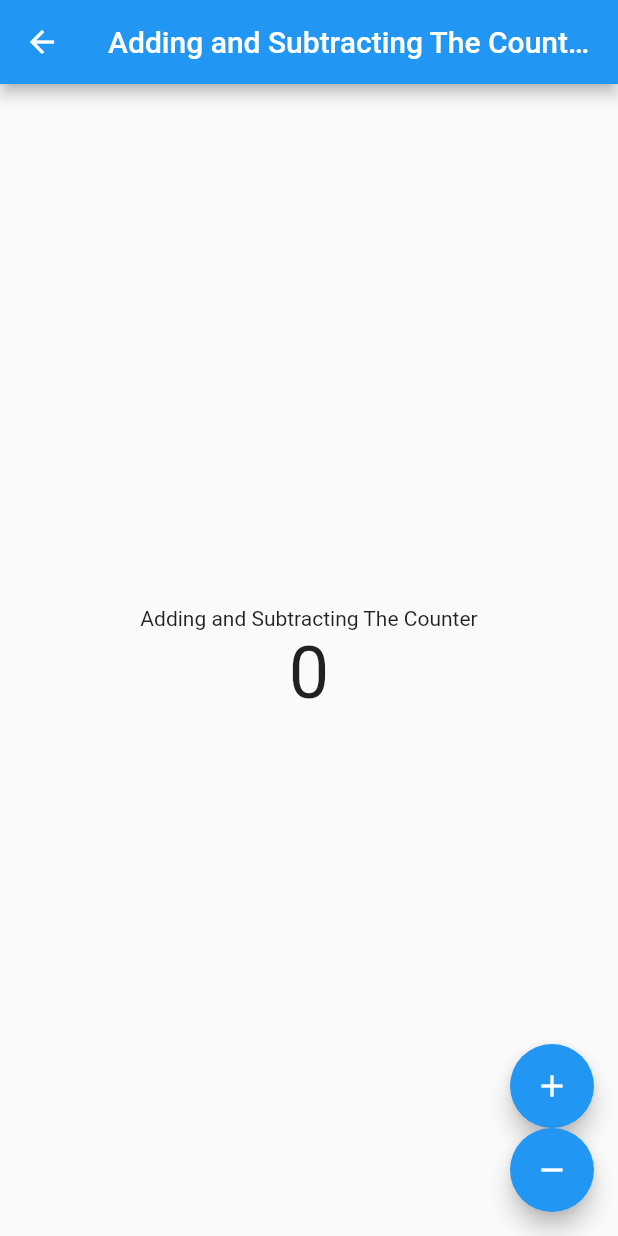
After one commit to mehmetaliakbay/flutter_statemanagement_example, a Flutter app: the screen it shows after launch, after a tap on "BlocScreen Simple Page", on a phone screen of 412 x 824 dp. The commit adds this screen. Run offline on Flutter 3.47's test engine with Material 2 defaults, Android fonts, the phone set to English and light mode, and no system bars; our stand-ins replace firebase_auth, flutter_bloc, flutter_spinkit, google_sign_in; accounts and stored records are empty.

Commit message:
Flutter bloc yapisi icin ornek screenler olusturuldu ve bloc yapisi implement edildi

```diff
--- /dev/null
+++ b/lib/bloc/counter/counter_bloc.dart
@@ -0,0 +1,31 @@
+import 'dart:async';
+import 'package:flutter_statemanagement/bloc/counter/counter_event.dart';
+
+class CounterBloc {
+  int _counter = 0;
+
+  // for state StreamController
+  final _counterStateStreamController = StreamController<int>();
+  Stream<int> get counterStateStream => _counterStateStreamController.stream;
+  StreamSink<int> get _counterStateSink => _counterStateStreamController.sink;
+
+  // for event StreamController
+  final _counterEventStreamController = StreamController<CounterEvent>();
+  Stream<CounterEvent> get _counterEventStream =>
+      _counterEventStreamController.stream;
+  StreamSink<CounterEvent> get counterEventSink =>
+      _counterEventStreamController.sink;
+
+  CounterBloc() {
+    _counterEventStream.listen(_mapEventToSate);
+  }
+
+  void _mapEventToSate(CounterEvent event) {
+    if (event is IncrementEvent) {
+      _counter++;
+    } else {
+      _counter--;
+    }
+    _counterStateSink.add(_counter);
+  }
+}
--- /dev/null
+++ b/lib/bloc/counter/counter_event.dart
@@ -0,0 +1,5 @@
+abstract class CounterEvent {}
+
+class IncrementEvent extends CounterEvent {}
+
+class DecrementEvent extends CounterEvent {}
--- /dev/null
+++ b/lib/bloc_package/num_event.dart
@@ -0,0 +1,5 @@
+abstract class NumEvent {}
+
+class NumIncrementEvent extends NumEvent {}
+
+class NumDecrementEvent extends NumEvent {}
--- a/lib/main.dart
+++ b/lib/main.dart
@@ -1,5 +1,8 @@
 import 'package:flutter/material.dart';
 import 'package:flutter_statemanagement/components/FireBaseSamplePage.dart';
+import 'package:flutter_statemanagement/screens/BlocScreen.dart';
+import 'package:flutter_statemanagement/screens/StreamScreen.dart';
+import 'package:flutter_statemanagement/screens/FlutterBlocScreen.dart';
 import 'package:flutter_statemanagement/services/UserRepository.dart';
 import 'package:provider/provider.dart';
 import 'models/Letter.dart';
@@ -22,6 +25,9 @@ void main() {
         '/': (BuildContext context) => MyApp(),
         '/a': (BuildContext context) => ProviderSamplePage(),
         '/b': (BuildContext context) => FireBaseSamplePage(),
+        '/c': (BuildContext context) => StreamScreen(),
+        '/d': (BuildContext context) => BlocScreen(),
+        '/e': (BuildContext context) => FlutterBlocScreen(),
       },
     ),
   ));
--- /dev/null
+++ b/lib/screens/BlocScreen.dart
@@ -0,0 +1,69 @@
+import 'dart:async';
+
+import 'package:flutter/material.dart';
+import 'package:flutter_statemanagement/bloc/counter/counter_bloc.dart';
+import 'package:flutter_statemanagement/bloc/counter/counter_event.dart';
+
+class BlocScreen extends StatefulWidget {
+  @override
+  _BlocScreenState createState() => _BlocScreenState();
+}
+
+class _BlocScreenState extends State<BlocScreen> {
+  final _counterBloc = CounterBloc();
+
+  @override
+  void dispose() {
+    super.dispose();
+  }
+
+  @override
+  Widget build(BuildContext context) {
+    return Scaffold(
+      appBar: AppBar(
+        title: Text("Adding and Subtracting The Counter"),
+      ),
+      body: Center(
+        child: Column(
+          mainAxisAlignment: MainAxisAlignment.center,
+          children: <Widget>[
+            Text(
+              'Adding and Subtracting The Counter',
+            ),
+            StreamBuilder(
+              initialData: 0,
+              stream: _counterBloc.counterStateStream,
+              builder: (context, snapshot) {
+                return Text(
+                  snapshot.data.toString(),
+                  style: TextStyle(fontSize: 48),
+                );
+              },
+            )
+          ],
+        ),
+      ),
+      floatingActionButton: Column(
+        mainAxisAlignment: MainAxisAlignment.end,
+        children: <Widget>[
+          FloatingActionButton(
+            onPressed: () {
+              _counterBloc.counterEventSink.add(IncrementEvent());
+            },
+            heroTag: "btn2",
+            tooltip: 'deneme',
+            child: Icon(Icons.add),
+          ),
+          FloatingActionButton(
+            onPressed: () {
+              _counterBloc.counterEventSink.add(DecrementEvent());
+            },
+            heroTag: "btn1",
+            tooltip: 'deneme2',
+            child: Icon(Icons.remove),
+          )
+        ],
+      ),
+    );
+  }
+}
--- a/lib/screens/MyApp.dart
+++ b/lib/screens/MyApp.dart
@@ -23,6 +23,27 @@ class MyApp extends StatelessWidget {
                 child: Text("Provider With Firebase"),
                 color: Colors.red,
               ),
+              RaisedButton(
+                onPressed: () {
+                  Navigator.pushNamed(context, '/c');
+                },
+                child: Text("StreamController Simple Page"),
+                color: Colors.purple,
+              ),
+              RaisedButton(
+                onPressed: () {
+                  Navigator.pushNamed(context, '/d');
+                },
+                child: Text("BlocScreen Simple Page"),
+                color: Colors.orange,
+              ),
+              RaisedButton(
+                onPressed: () {
+                  Navigator.pushNamed(context, '/e');
+                },
+                child: Text("FlutterBlocPackage Simple Page"),
+                color: Colors.cyan[500],
+              ),
             ],
           ),
         ));
--- a/lib/screens/ProviderSamplePage.dart
+++ b/lib/screens/ProviderSamplePage.dart
@@ -44,7 +44,7 @@ class ProviderSamplePage extends StatelessWidget {
                     },
                     heroTag: "btn1",
                     tooltip: 'deneme2',
-                    child: Icon(Icons.android),
+                    child: Icon(Icons.remove),
                   )
                 ],
               ),
--- a/pubspec.yaml
+++ b/pubspec.yaml
@@ -27,6 +27,7 @@ dependencies:
   firebase_auth: ^0.15.5+2
   flutter_spinkit: ^4.1.2
   google_sign_in: ^4.1.4
+  flutter_bloc: ^3.2.0
 
 dev_dependencies:
   flutter_test:
```
Also changed, not shown: lib/bloc_package/num_bloc.dart (added, +18 -0 lines), lib/bloc_package/num_state.dart (added, +9 -0 lines), lib/screens/FlutterBlocScreen.dart (added, +53 -0 lines), lib/screens/StreamScreen.dart (added, +68 -0 lines), pubspec.lock.
